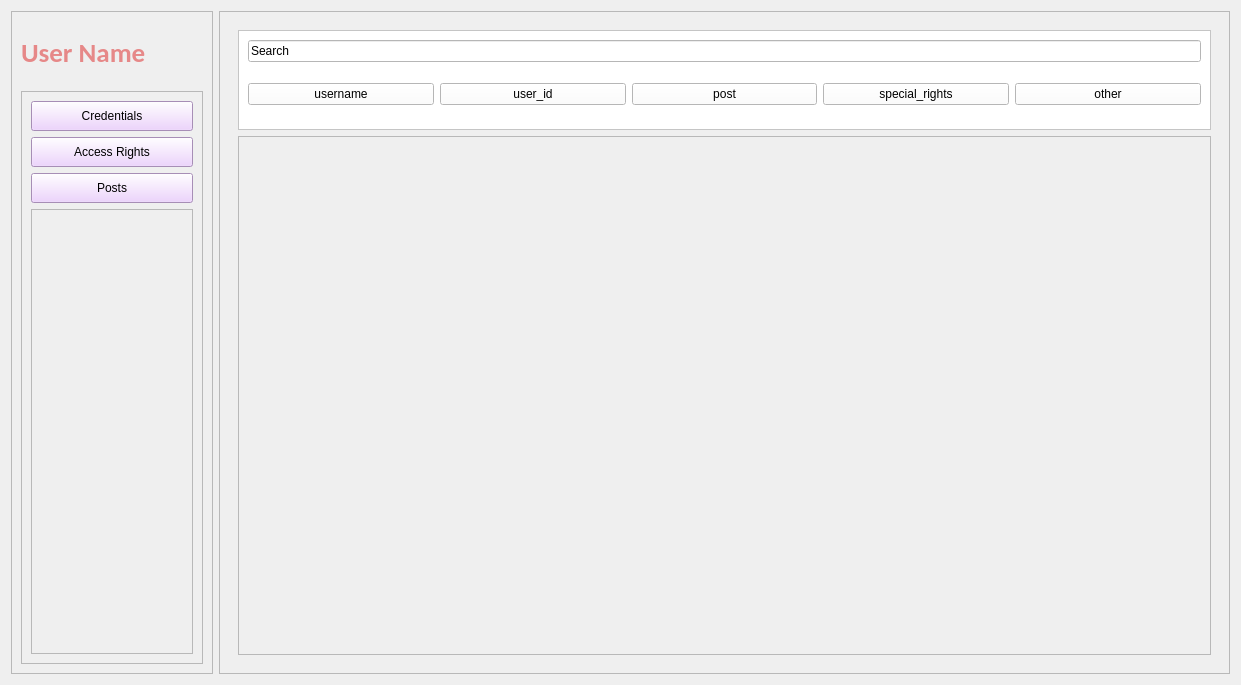
Before: the Qt Designer form production/view/admin_pannel.ui in ashutosh7561/team-management, drawn with Qt 5.
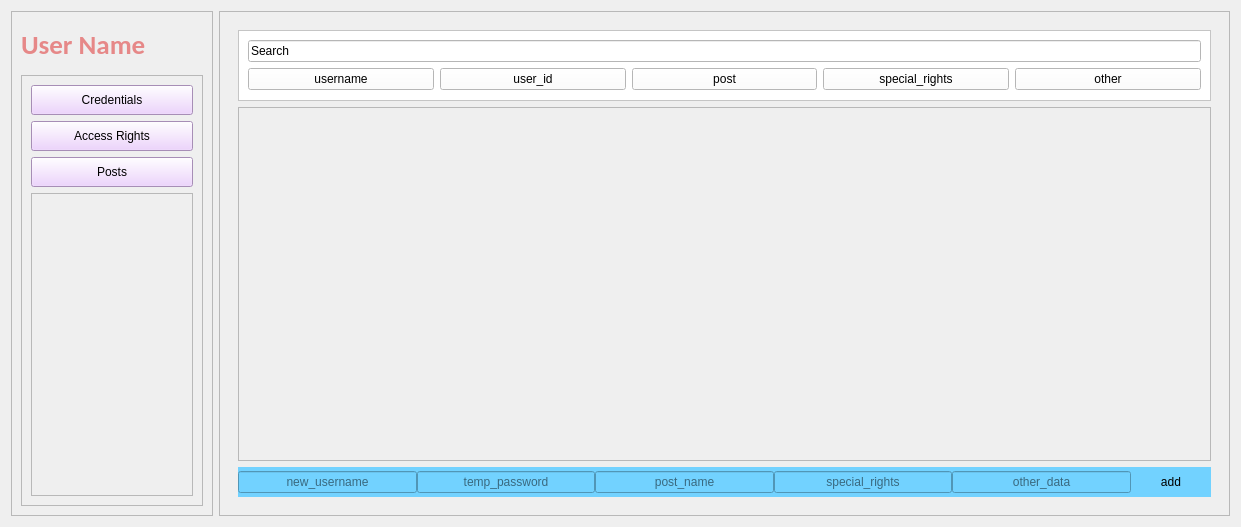
After: the same form once the commit is applied. The open tabs and pages were chosen to show the change.

Patch:
```diff
--- a/production/view/admin_pannel.ui
+++ b/production/view/admin_pannel.ui
@@ -7,7 +7,7 @@
     <x>0</x>
     <y>0</y>
     <width>1241</width>
-    <height>685</height>
+    <height>527</height>
    </rect>
   </property>
   <property name="sizePolicy">
@@ -378,7 +378,7 @@
                   <x>0</x>
                   <y>0</y>
                   <width>940</width>
-                  <height>486</height>
+                  <height>321</height>
                  </rect>
                 </property>
                </widget>
@@ -387,6 +387,159 @@
             </layout>
            </widget>
           </item>
+          <item>
+           <widget class="QFrame" name="frame">
+            <property name="minimumSize">
+             <size>
+              <width>0</width>
+              <height>30</height>
+             </size>
+            </property>
+            <property name="styleSheet">
+             <string notr="true">background-color: rgb(114, 210, 255)</string>
+            </property>
+            <property name="frameShape">
+             <enum>QFrame::NoFrame</enum>
+            </property>
+            <property name="frameShadow">
+             <enum>QFrame::Raised</enum>
+            </property>
+            <layout class="QHBoxLayout" name="horizontalLayout_2">
+             <property name="spacing">
+              <number>0</number>
+             </property>
+             <property name="leftMargin">
+              <number>0</number>
+             </property>
+             <property name="topMargin">
+              <number>0</number>
+             </property>
+             <property name="rightMargin">
+              <number>0</number>
+             </property>
+             <property name="bottomMargin">
+              <number>0</number>
+             </property>
+             <item>
+              <widget class="QLineEdit" name="lineEdit">
+               <property name="toolTip">
+                <string/>
+               </property>
+               <property name="inputMask">
+                <string comment="efdsf"/>
+               </property>
+               <property name="text">
+                <string comment="sadf" extracomment="sadf"/>
+               </property>
+               <property name="cursorPosition">
+                <number>0</number>
+               </property>
+               <property name="alignment">
+                <set>Qt::AlignCenter</set>
+               </property>
+               <property name="dragEnabled">
+                <bool>true</bool>
+               </property>
+               <property name="readOnly">
+                <bool>false</bool>
+               </property>
+               <property name="placeholderText">
+                <string>new_username</string>
+               </property>
+               <property name="clearButtonEnabled">
+                <bool>false</bool>
+               </property>
+              </widget>
+             </item>
+             <item>
+              <widget class="QLineEdit" name="lineEdit_2">
+               <property name="alignment">
+                <set>Qt::AlignCenter</set>
+               </property>
+               <property name="dragEnabled">
+                <bool>true</bool>
+               </property>
+               <property name="placeholderText">
+                <string>temp_password</string>
+               </property>
+              </widget>
+             </item>
+             <item>
+              <widget class="QLineEdit" name="lineEdit_3">
+               <property name="echoMode">
+                <enum>QLineEdit::Normal</enum>
+               </property>
+               <property name="alignment">
+                <set>Qt::AlignCenter</set>
+               </property>
+               <property name="dragEnabled">
+                <bool>true</bool>
+               </property>
+               <property name="placeholderText">
+                <string>post_name</string>
+               </property>
+              </widget>
+             </item>
+             <item>
+              <widget class="QLineEdit" name="lineEdit_4">
+               <property name="alignment">
+                <set>Qt::AlignCenter</set>
+               </property>
+               <property name="dragEnabled">
+                <bool>true</bool>
+               </property>
+               <property name="placeholderText">
+                <string>special_rights</string>
+               </property>
+              </widget>
+             </item>
+             <item>
+              <widget class="QLineEdit" name="lineEdit_5">
+               <property name="alignment">
+                <set>Qt::AlignCenter</set>
+               </property>
+               <property name="dragEnabled">
+                <bool>true</bool>
+               </property>
+               <property name="placeholderText">
+                <string>other_data</string>
+               </property>
+              </widget>
+             </item>
+             <item>
+              <widget class="QPushButton" name="add_entry">
+               <property name="sizePolicy">
+                <sizepolicy hsizetype="Fixed" vsizetype="Fixed">
+                 <horstretch>0</horstretch>
+                 <verstretch>0</verstretch>
+                </sizepolicy>
+               </property>
+               <property name="minimumSize">
+                <size>
+                 <width>10</width>
+                 <height>10</height>
+                </size>
+               </property>
+               <property name="styleSheet">
+                <string notr="true">background-color: rgb(216, 211, 207)</string>
+               </property>
+               <property name="text">
+                <string>add</string>
+               </property>
+               <property name="autoDefault">
+                <bool>false</bool>
+               </property>
+               <property name="default">
+                <bool>false</bool>
+               </property>
+               <property name="flat">
+                <bool>true</bool>
+               </property>
+              </widget>
+             </item>
+            </layout>
+           </widget>
+          </item>
          </layout>
         </widget>
         <widget class="QWidget" name="access_rights_page">
```
Left out of the diff: 4 changed lines with no effect on the pictures.
